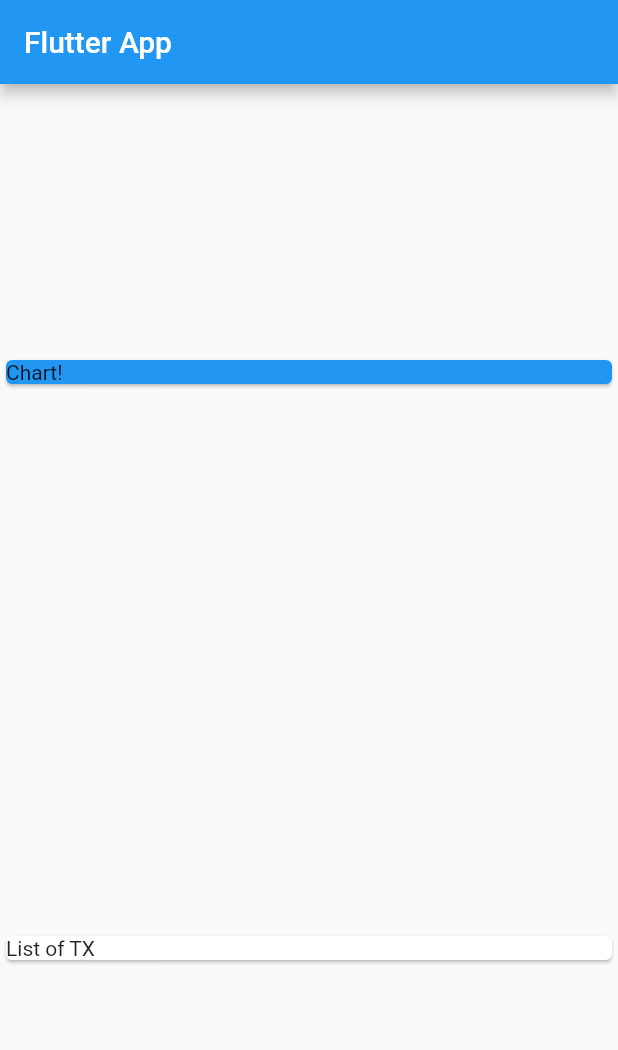
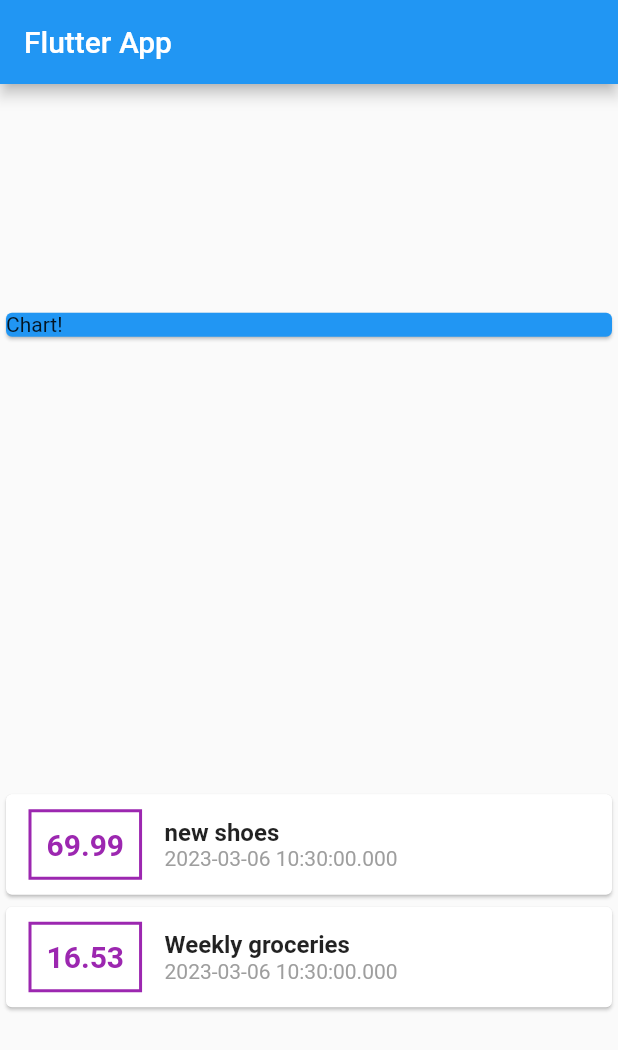
Before and after one commit to ayoline/personal_expenses_app-UDEMY_COURSE, a Flutter app: the screen it shows after launch, on a phone screen of 412 x 824 dp. Shown: the top 1050 px of the screen. Run offline on Flutter 3.47's test engine with Material 2 defaults, Android fonts, the phone set to English and light mode, and no system bars.

Commit message:
Style the cards

```diff
--- a/lib/main.dart
+++ b/lib/main.dart
@@ -47,9 +47,55 @@ class MyHomePage extends StatelessWidget {
                 child: Text('Chart!'),
               ),
             ),
-            Card(
-              child: Text('List of TX'),
-            )
+            Column(
+              children: transactions.map((tx) {
+                return Card(
+                  child: Row(
+                    children: [
+                      Container(
+                        margin: EdgeInsets.symmetric(
+                          vertical: 10,
+                          horizontal: 15,
+                        ),
+                        decoration: BoxDecoration(
+                          border: Border.all(
+                            color: Colors.purple,
+                            width: 2,
+                          ),
+                        ),
+                        padding: EdgeInsets.all(10),
+                        child: Text(
+                          tx.amount.toString(),
+                          style: TextStyle(
+                            fontWeight: FontWeight.bold,
+                            fontSize: 20,
+                            color: Colors.purple,
+                          ),
+                        ),
+                      ),
+                      Column(
+                        crossAxisAlignment: CrossAxisAlignment.start,
+                        children: [
+                          Text(
+                            tx.title,
+                            style: TextStyle(
+                              fontSize: 16,
+                              fontWeight: FontWeight.bold,
+                            ),
+                          ),
+                          Text(
+                            tx.date.toString(),
+                            style: TextStyle(
+                              color: Colors.grey,
+                            ),
+                          ),
+                        ],
+                      ),
+                    ],
+                  ),
+                );
+              }).toList(),
+            ),
           ],
         ));
   }
```
